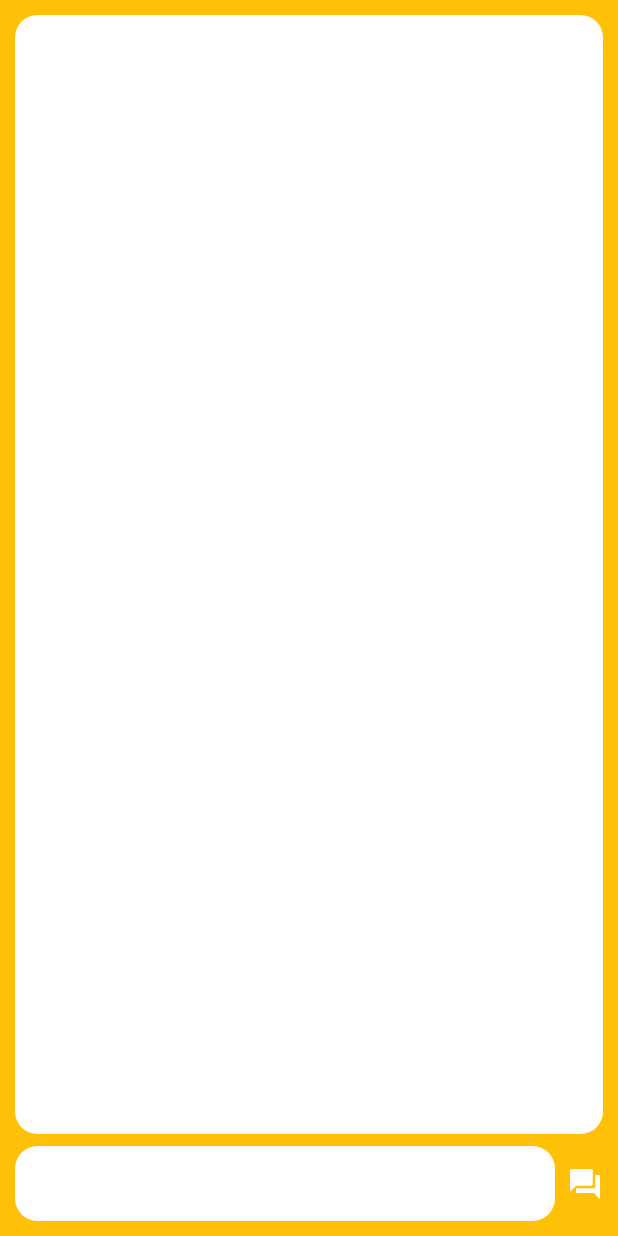
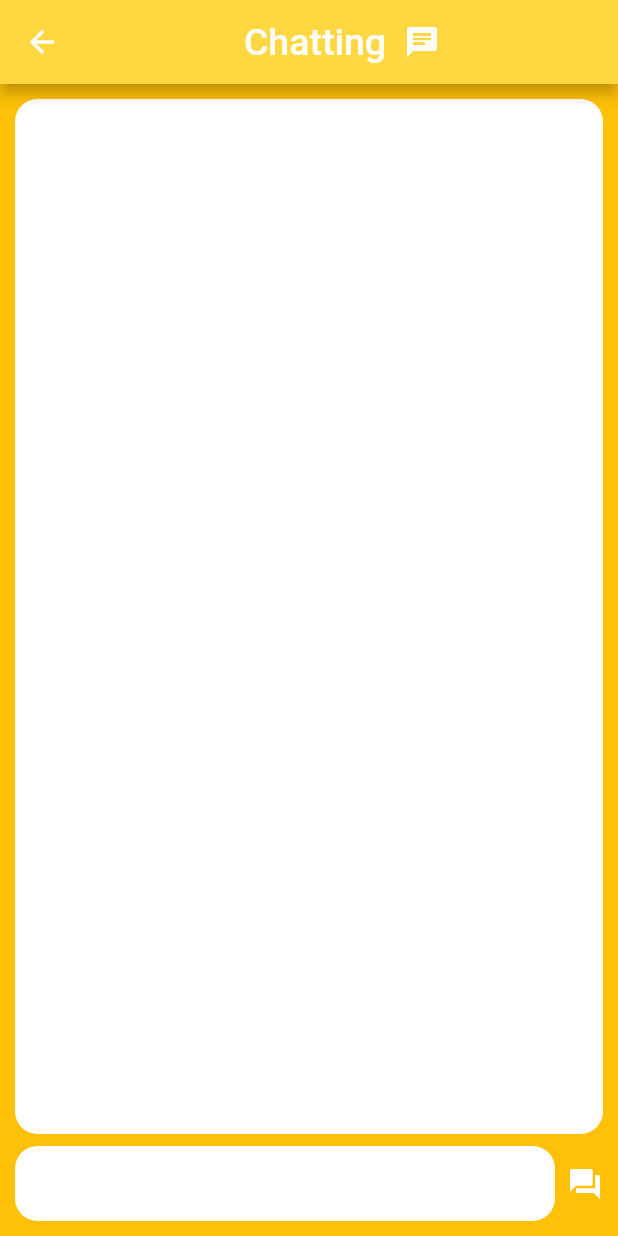
Before and after one commit to beomboo/Flutter_Chatting, a Flutter app: the ChatPage screen opened directly, on a phone screen of 412 x 824 dp. Run offline on Flutter 3.47's test engine with Material 2 defaults, Android fonts, the phone set to English and light mode, and no system bars; our stand-ins replace flutter_native_splash.

Commit message:
- change : chatting 기능(3)

```diff
--- a/lib/Provider/ChatNotifier.dart
+++ b/lib/Provider/ChatNotifier.dart
@@ -3,12 +3,12 @@ import 'package:flutter/material.dart';
 class ChatNotifier extends ChangeNotifier{
   TextEditingController textController          = TextEditingController();
   List<Widget>          chatMessageContent      = [];
-  bool                  checkFlag               = false;
+  int                   chatMessageLength       = 0;
 
   void setMessage(messageWidget){
     chatMessageContent.add(messageWidget);
+    chatMessageLength = chatMessageContent.length;
     textController.clear();
-    checkFlag = !checkFlag;
     notifyListeners();
   }
 
--- /dev/null
+++ b/lib/Util/R.dart
@@ -0,0 +1 @@
+import 'package:flutter/material.dart';
--- a/lib/View/ChatPage.dart
+++ b/lib/View/ChatPage.dart
@@ -15,7 +15,16 @@ class _ChatPageState extends State<ChatPage> {
 
   @override
   Widget build(BuildContext context) {
-    return Container(
+    return Scaffold(
+      appBar: AppBar(
+          backgroundColor: Colors.amberAccent,
+          title: Row(
+              mainAxisAlignment: MainAxisAlignment.center,
+              children: [
+                Text("Chatting",style: TextStyle(fontSize: 25),),
+                IconButton(onPressed: (){}, icon: Icon(Icons.chat))
+              ])),
+      body: Container(
           decoration: const BoxDecoration(color: Colors.amber),
           child: Padding(
             padding: const EdgeInsets.all(10.0),
@@ -46,7 +55,8 @@ class _ChatPageState extends State<ChatPage> {
                 ),
               ],
             ),
-        ));
+          )),
+    );
   }
 
   /// 입력창
--- a/pubspec.yaml
+++ b/pubspec.yaml
@@ -37,6 +37,8 @@ dependencies:
   provider: ^6.0.5
   # 스플레시 플러그인
   flutter_native_splash: ^2.1.6
+  # 웹뷰
+  webview_flutter: ^4.0.6
 
 dev_dependencies:
   flutter_test:
```
Also changed, not shown: lib/View/HomePage.dart (added, +29 -0 lines), lib/main.dart (+25 -11 lines), lib/View/NaverMap.dart (added). Lines whose indentation alone changed are shown as unchanged.
